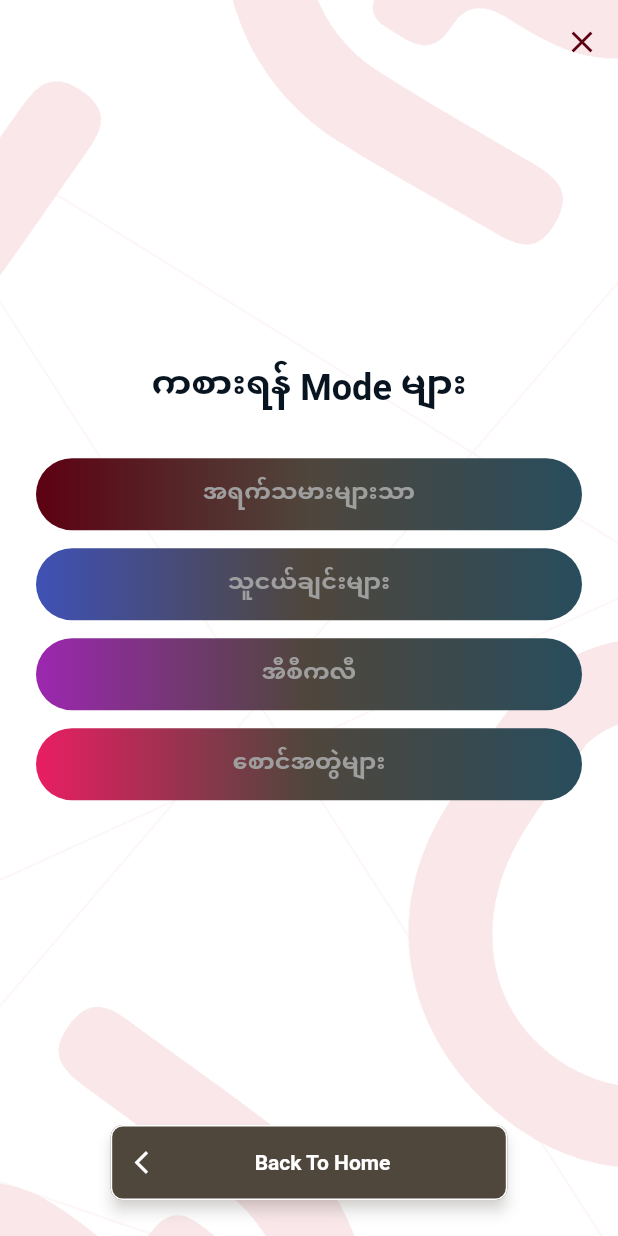
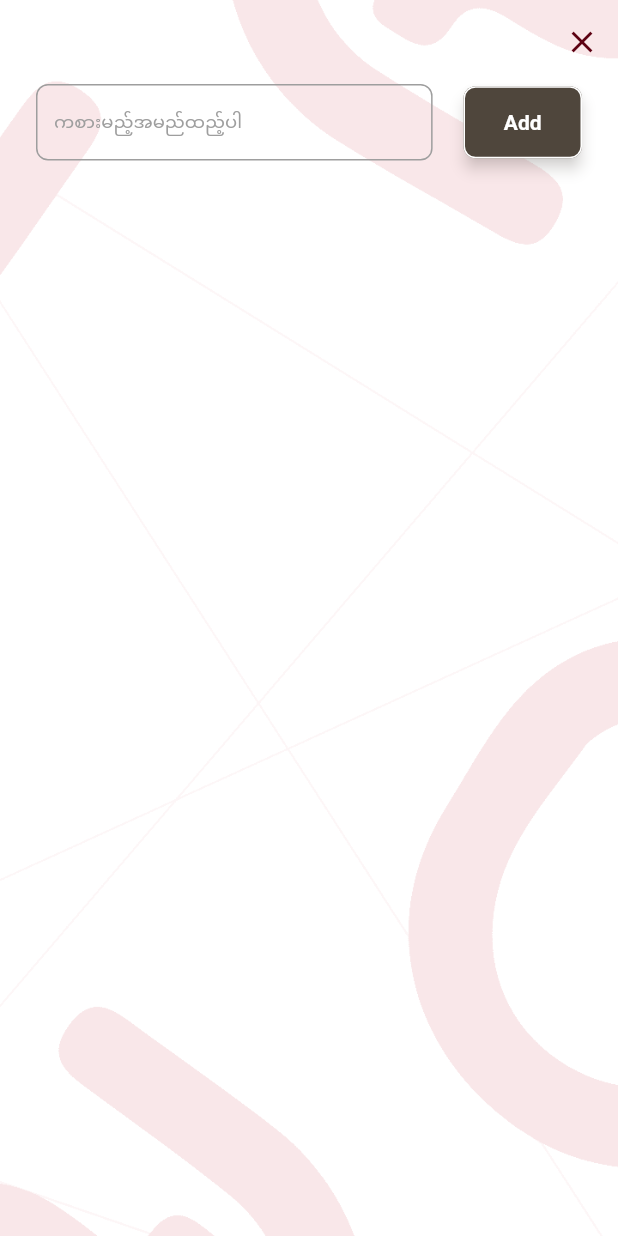
Before and after one commit to naing-pyae-hlyan/truth-teller, a Flutter app: the PlayHomePage screen opened directly, after a tap on "အရက်သမားများသာ", on a phone screen of 412 x 824 dp. Run offline on Flutter 3.47's test engine with Material 2 defaults, Android fonts, the phone set to English and light mode, and no system bars; drawn by our look-alikes of loader_overlay; our stand-ins replace flutter_spinkit, hive, hive_flutter; accounts and stored records are empty.

Commit message:
0.0.2 => UPDATE: UI

```diff
--- a/lib/ui/pages/_pages_exp.dart
+++ b/lib/ui/pages/_pages_exp.dart
@@ -1,2 +1,3 @@
 export 'add_dare_truth_page.dart';
 export 'play_home_page.dart';
+export 'add_player_page.dart';
--- /dev/null
+++ b/lib/ui/pages/add_player_page.dart
@@ -0,0 +1,31 @@
+import '../../lib_exp.dart';
+
+class AddPlayerPage extends StatefulWidget {
+  final PlayMode playMode;
+  const AddPlayerPage({
+    required this.playMode,
+    super.key,
+  });
+
+  @override
+  State<AddPlayerPage> createState() => _AddPlayerPageState();
+}
+
+class _AddPlayerPageState extends State<AddPlayerPage> {
+  @override
+  Widget build(BuildContext context) {
+    return MyImageScaffold(
+      extendBodyBehindAppBar: true,
+      appBar: myAppBar(context, addCloseButton: true),
+      body: Column(
+        mainAxisAlignment: MainAxisAlignment.spaceBetween,
+        children: <Widget>[
+          InputFormWithButton(
+            hintText: 'ကစားမည့်အမည်ထည့်ပါ',
+            onPressed: (String str) {},
+          ),
+        ],
+      ),
+    );
+  }
+}
--- a/lib/ui/pages/play_home_page.dart
+++ b/lib/ui/pages/play_home_page.dart
@@ -31,7 +31,8 @@ class _PlayHomePageState extends State<PlayHomePage> {
               thirdaryColor,
               fourtharyColor,
             ],
-            onTap: () {},
+            onTap: () =>
+                context.push(const AddPlayerPage(playMode: PlayMode.alcholic)),
           ),
           verticalHeight12,
           MyGradientButton(
@@ -42,7 +43,8 @@ class _PlayHomePageState extends State<PlayHomePage> {
               thirdaryColor,
               fourtharyColor,
             ],
-            onTap: () {},
+            onTap: () =>
+                context.push(const AddPlayerPage(playMode: PlayMode.friends)),
           ),
           verticalHeight12,
           MyGradientButton(
--- a/lib/ui/widgets/_widgets_exp.dart
+++ b/lib/ui/widgets/_widgets_exp.dart
@@ -5,3 +5,4 @@ export 'my_gradient_button.dart';
 export 'common_widgets.dart';
 export 'common_input_widgets.dart';
 export 'bubble_select.dart';
+export 'input_form_with_button.dart';
--- a/lib/ui/widgets/bubble_select.dart
+++ b/lib/ui/widgets/bubble_select.dart
@@ -17,13 +17,13 @@ class BubbleSelect extends StatelessWidget {
         padding: const EdgeInsets.symmetric(horizontal: 16, vertical: 4),
         margin: const EdgeInsets.all(4),
         decoration: BoxDecoration(
-          border: Border.all(color: parsePlayModeToColor(data.mode.index)),
+          border: Border.all(color: parsePlayModeToColor(data.mode)),
           borderRadius: BorderRadius.circular(32),
-          color: data.selected ? parsePlayModeToColor(data.mode.index) : Colors.white,
+          color: data.selected ? parsePlayModeToColor(data.mode) : Colors.white,
         ),
         child: myText(
           parsePlayModeLabel(data.mode),
-          color: data.selected ? Colors.white : parsePlayModeToColor(data.mode.index),
+          color: data.selected ? Colors.white : parsePlayModeToColor(data.mode),
           fontWeight: FontWeight.w700,
         ),
       ),
--- a/lib/ui/widgets/common_widgets.dart
+++ b/lib/ui/widgets/common_widgets.dart
@@ -1,3 +1,5 @@
+import 'package:truth_teller/home_page.dart';
+
 import '../../lib_exp.dart';
 
 Widget get emptyUI => const SizedBox.shrink();
@@ -104,7 +106,7 @@ Widget backToHomeButton(
   dynamic result,
 }) =>
     MyButton(
-      onTap: onTap ?? () => context.pop(result: result),
+      onTap: onTap ?? () => context.pushReplacement(const HomePage()),
       label: 'Back To Home',
       leading: const Icon(
         Icons.arrow_back_ios,
--- /dev/null
+++ b/lib/ui/widgets/input_form_with_button.dart
@@ -0,0 +1,61 @@
+import '../../lib_exp.dart';
+
+class InputFormWithButton extends StatefulWidget {
+  final String hintText;
+  final String btnLabel;
+  final ValueChanged<String> onPressed;
+  const InputFormWithButton({
+    required this.hintText,
+    this.btnLabel = 'Add',
+    required this.onPressed,
+    super.key,
+  });
+
+  @override
+  State<InputFormWithButton> createState() => _InputFormWithButtonState();
+}
+
+class _InputFormWithButtonState extends State<InputFormWithButton> {
+  final _editingController = TextEditingController();
+
+  @override
+  void dispose() {
+    _editingController.dispose();
+    super.dispose();
+  }
+
+  @override
+  Widget build(BuildContext context) {
+    return Container(
+      margin: const EdgeInsets.only(top: 24),
+      child: Row(
+        mainAxisAlignment: MainAxisAlignment.spaceBetween,
+        crossAxisAlignment: CrossAxisAlignment.center,
+        children: <Widget>[
+          SizedBox(
+            width: context.screenWidth * 0.7 - 24,
+            child: CommonInputWidget(
+              editingController: _editingController,
+              hintText: widget.hintText,
+              useOutlineInputBorder: true,
+            ),
+          ),
+          MyButton(
+            onTap: () {
+              final text = _editingController.text;
+              if (text.isNotEmpty) {
+                widget.onPressed(text);
+                _editingController.clear();
+              }
+            },
+            label: widget.btnLabel,
+            width: context.screenWidth * 0.25 - 24,
+            borderRadius: BorderRadius.circular(8),
+            padding: const EdgeInsets.all(16),
+            margin: const EdgeInsets.only(top: 8),
+          ),
+        ],
+      ),
+    );
+  }
+}
```
Also changed, not shown: lib/enums/play_mode_enum.dart (+5 -5 lines), lib/ui/pages/add_dare_truth_page.dart (+7 -43 lines).
